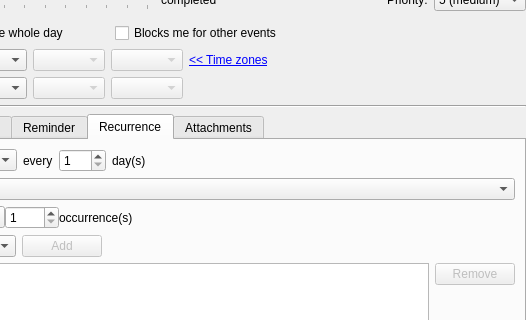
KDE/kdepim, file incidenceeditor-ng/dialogdesktop.ui: the form before one commit; both pictures show x 135 to 661 and y 124 to 444 of the 661 by 551 pixel window.
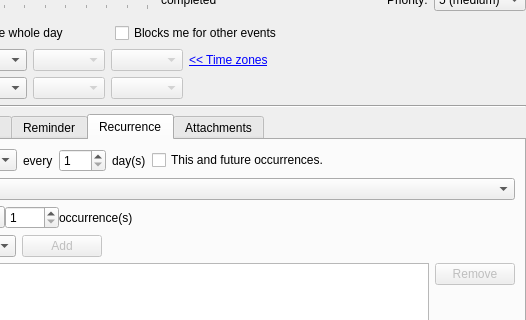
The form after the commit. The open tabs and pages were chosen to show the change. Custom widgets are drawn as their Qt base class.

Commit message: Support for recurrenceId and thisAndFuture in the incidenceeditor.

Patch:
```diff
--- a/incidenceeditor-ng/dialogdesktop.ui
+++ b/incidenceeditor-ng/dialogdesktop.ui
@@ -1038,6 +1038,13 @@
            </property>
           </widget>
          </item>
+         <item>
+          <widget class="QCheckBox" name="mThisAndFutureCheck">
+           <property name="text">
+            <string>This and future occurrences.</string>
+           </property>
+          </widget>
+         </item>
          <item>
           <spacer name="horizontalSpacer_10">
            <property name="orientation">
```
The commit also changes 4 other files.
